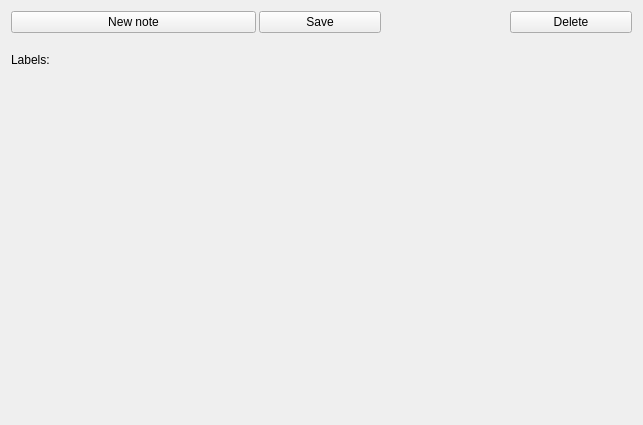
First picture: the form in temp_resources/notewidget.ui, repository SuperSolik/gui_1h2020-notes-app, before the edit.
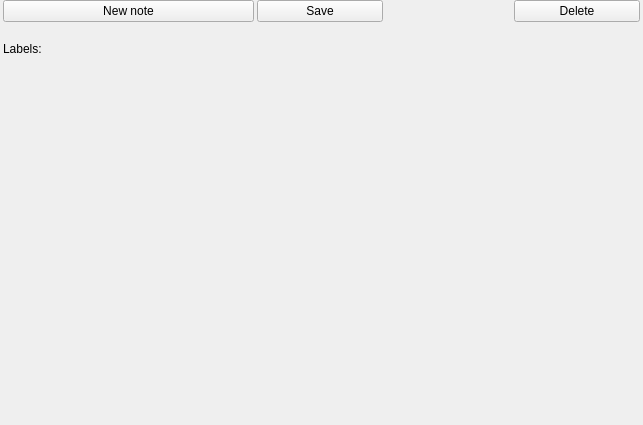
Second picture: the form after the edit.

Patch:
```diff
--- a/temp_resources/notewidget.ui
+++ b/temp_resources/notewidget.ui
@@ -17,6 +17,18 @@
    <property name="spacing">
     <number>0</number>
    </property>
+   <property name="leftMargin">
+    <number>3</number>
+   </property>
+   <property name="topMargin">
+    <number>0</number>
+   </property>
+   <property name="rightMargin">
+    <number>3</number>
+   </property>
+   <property name="bottomMargin">
+    <number>3</number>
+   </property>
    <item>
     <layout class="QHBoxLayout" name="horizontalLayout" stretch="2,1,1,1">
      <property name="spacing">
```
Left out of the diff: 9 changed lines with no effect on the pictures.
